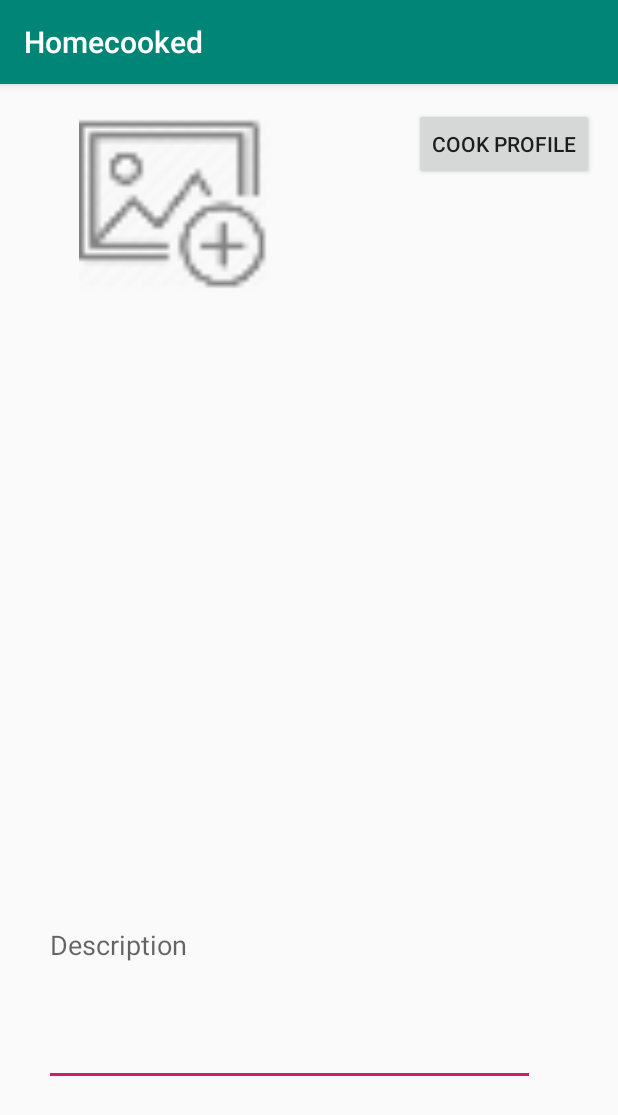
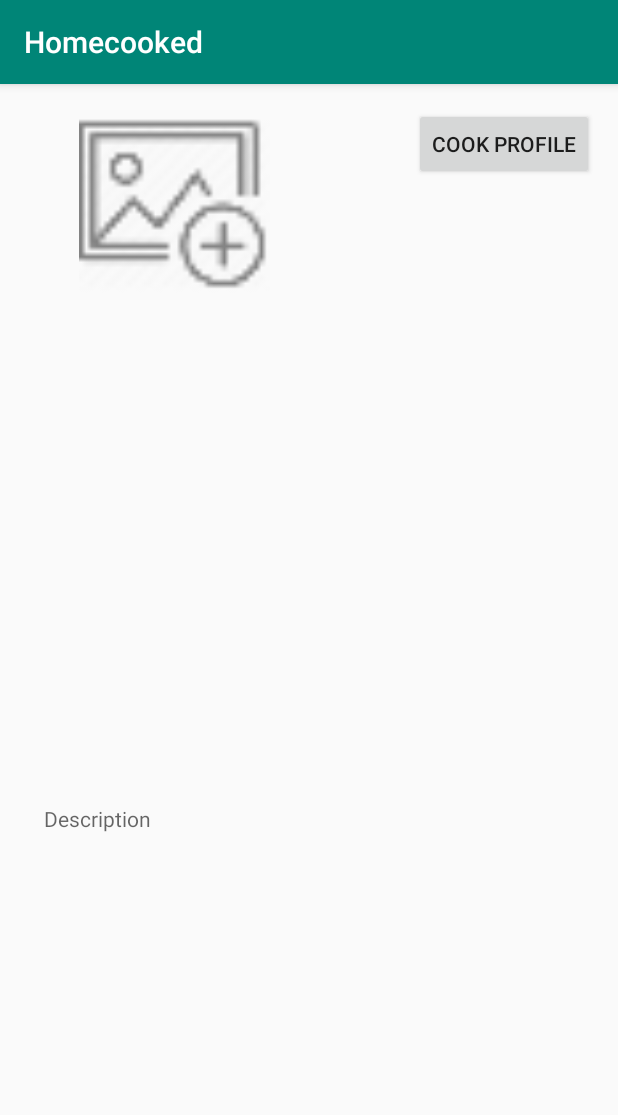
Before and after one commit to PatrickFurman/Homecooked, an Android app: the view_food_details screen opened directly, with no data from a screen before it, on a phone screen of 412 x 824 dp. Shown: the top 1115 px of the screen. Run offline under Robolectric (Android 15) with nearby library versions, the phone set to English and light mode, and no system bars; our stand-ins replace Firebase (no records; nobody signed in at launch, a user with empty details on screens opened directly).

Commit message:
bugfixing, picture now shows up correctly on view_food_details, the text is no longer editable, the login button to create an account goes to account creation again, and nearby foods text is now readable and accurate

```diff
--- a/app/src/main/java/com/homcooked/homecooked/view_food_details.java
+++ b/app/src/main/java/com/homcooked/homecooked/view_food_details.java
@@ -45,7 +45,7 @@ public class view_food_details extends AppCompatActivity {
         query.addListenerForSingleValueEvent(new ValueEventListener() {
             @Override
             public void onDataChange(@NonNull DataSnapshot dataSnapshot) {
-                storageRef.child(dataSnapshot.getValue().toString()).getBytes(100000)
+                storageRef.child("Post Images").child("" + dataSnapshot.getValue()).getBytes(1024*1024*5)
                         .addOnSuccessListener(new OnSuccessListener<byte[]>() {
                             @Override
                             public void onSuccess(byte[] bytes) {
--- a/app/src/main/res/layout/activity_login.xml
+++ b/app/src/main/res/layout/activity_login.xml
@@ -99,6 +99,7 @@
         android:layout_marginRight="8dp"
         android:layout_marginBottom="8dp"
         android:background="@android:color/white"
+        android:onClick="createNewAccount"
         android:text="Not a user? Register now!"
         android:textAllCaps="false"
         android:textColor="@android:color/darker_gray"
--- a/app/src/main/res/layout/activity_view_food_details.xml
+++ b/app/src/main/res/layout/activity_view_food_details.xml
@@ -28,7 +28,7 @@
         app:layout_constraintVertical_bias="0.0"
         app:srcCompat="@drawable/upload_picture" />
 
-    <EditText
+    <TextView
         android:id="@+id/post_description"
         android:layout_width="327dp"
         android:layout_height="188dp"
@@ -40,12 +40,11 @@
         android:layout_marginBottom="100dp"
         android:ems="10"
         android:hint="Description"
-        android:inputType="textMultiLine"
+        android:inputType="none"
         app:layout_constraintBottom_toBottomOf="parent"
         app:layout_constraintEnd_toEndOf="parent"
         app:layout_constraintHorizontal_bias="0.0"
-        app:layout_constraintStart_toStartOf="parent"
-        app:layout_constraintTop_toBottomOf="@+id/select_post_image" />
+        app:layout_constraintStart_toStartOf="parent"/>
 
     <Button
         android:id="@+id/button2"
--- a/app/src/main/res/values/strings.xml
+++ b/app/src/main/res/values/strings.xml
@@ -1,6 +1,6 @@
 <resources>
     <string name="app_name">Homecooked</string>
-    <string name="blank"></string>
     <string name="error">Error:</string>
     <string name="location_error">Couldn\'t find location, make sure location services are turned on</string>
+    <string name="blank"></string>
 </resources>
```
Also changed, not shown: app/src/main/java/com/homcooked/homecooked/Login.java (+10 -0 lines), app/src/main/java/com/homcooked/homecooked/Nearby_Foods.java (+5 -4 lines).
